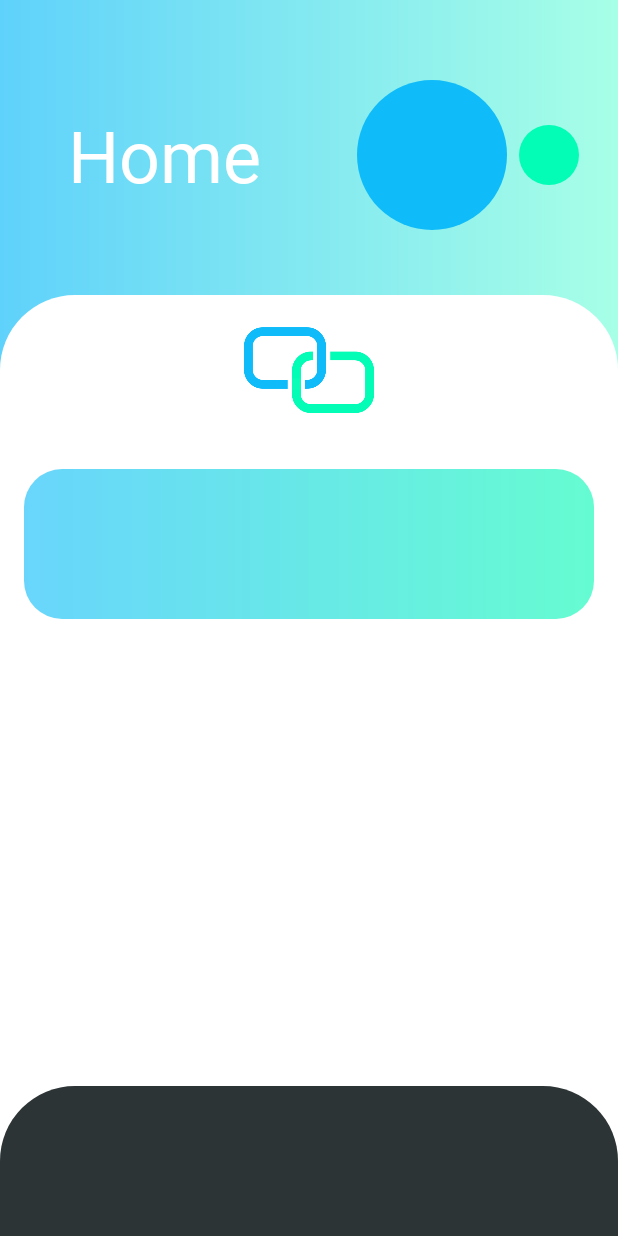
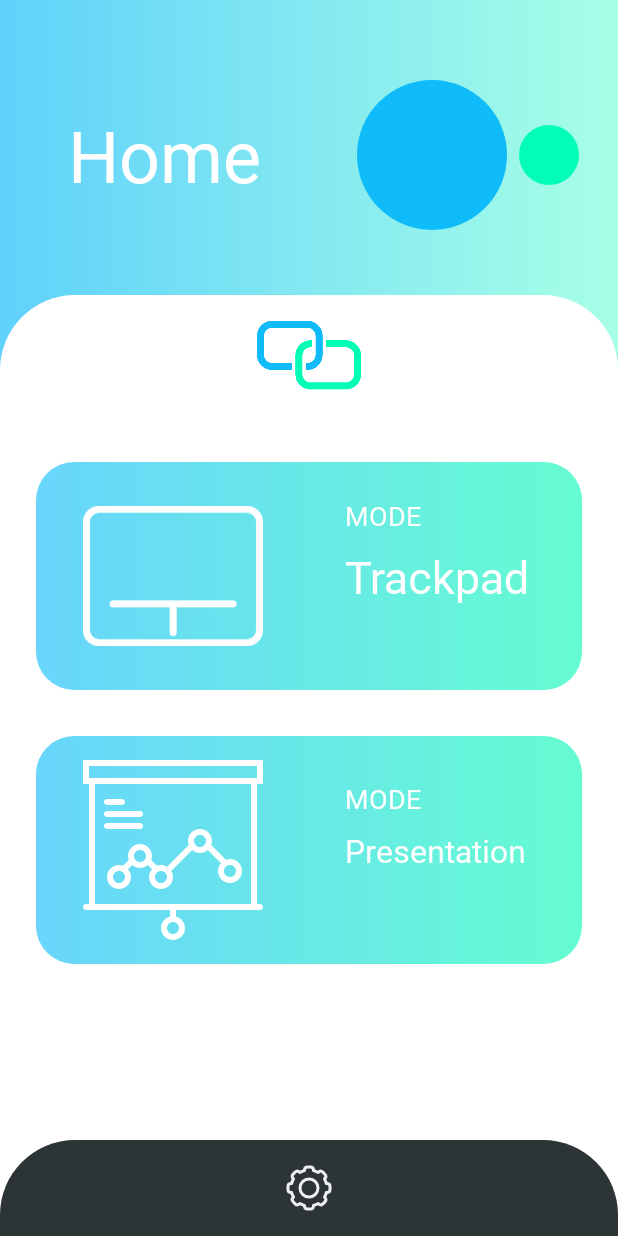
Before and after one commit to namid11/Sync, an Android app: the screen it shows after launch (HomeActivity), on a phone screen of 412 x 824 dp. Run offline under Robolectric (Android 15) with nearby library versions, the phone set to English and light mode, and no system bars; Roboto replaces fonts that are not available here.

Commit message:
fix a little design

```diff
--- /dev/null
+++ b/Sync Android/app/src/main/res/drawable/home_option_button.xml
@@ -0,0 +1,12 @@
+<?xml version="1.0" encoding="utf-8"?>
+<shape xmlns:android="http://schemas.android.com/apk/res/android">
+    <!-- 背景色 -->
+    <solid android:color="@color/colorPrimary" />
+
+    <!-- 角の丸み -->
+    <corners android:radius="36dp" />
+
+    <size android:width="48dp" android:height="48dp" />
+
+    <padding android:left="12dp" android:bottom="12dp" android:right="12dp" android:top="12dp" />
+</shape>
--- /dev/null
+++ b/Sync Android/app/src/main/res/drawable/ic_presentation.xml
@@ -0,0 +1,21 @@
+<vector xmlns:android="http://schemas.android.com/apk/res/android"
+    android:width="60dp"
+    android:height="60dp"
+    android:viewportWidth="60"
+    android:viewportHeight="60">
+  <path
+      android:fillColor="#FFFFFFFF"
+      android:pathData="M60,8V0H0v8h2v40H1c-0.552,0 -1,0.447 -1,1s0.448,1 1,1h1h27v2c0,0.047 0.021,0.088 0.027,0.134C27.293,52.571 26,54.131 26,56c0,2.206 1.794,4 4,4s4,-1.794 4,-4c0,-1.869 -1.293,-3.429 -3.027,-3.866C30.979,52.088 31,52.047 31,52v-2h27h1c0.552,0 1,-0.447 1,-1s-0.448,-1 -1,-1h-1V8H60zM32,56c0,1.103 -0.897,2 -2,2s-2,-0.897 -2,-2s0.897,-2 2,-2S32,54.897 32,56zM2,2h56v4H2V2zM56,48H4V8h52V48z"/>
+  <path
+      android:fillColor="#FFFFFFFF"
+      android:pathData="M8,19h11c0.552,0 1,-0.447 1,-1s-0.448,-1 -1,-1H8c-0.552,0 -1,0.447 -1,1S7.448,19 8,19z"/>
+  <path
+      android:fillColor="#FFFFFFFF"
+      android:pathData="M8,15h5c0.552,0 1,-0.447 1,-1s-0.448,-1 -1,-1H8c-0.552,0 -1,0.447 -1,1S7.448,15 8,15z"/>
+  <path
+      android:fillColor="#FFFFFFFF"
+      android:pathData="M8,23h11c0.552,0 1,-0.447 1,-1s-0.448,-1 -1,-1H8c-0.552,0 -1,0.447 -1,1S7.448,23 8,23z"/>
+  <path
+      android:fillColor="#FFFFFFFF"
+      android:pathData="M15,32c0,0.472 0.097,0.918 0.247,1.339l-1.909,1.908C12.918,35.097 12.472,35 12,35c-2.206,0 -4,1.794 -4,4s1.794,4 4,4s4,-1.794 4,-4c0,-0.997 -0.38,-1.899 -0.986,-2.6l1.385,-1.385C17.101,35.62 18.003,36 19,36s1.899,-0.38 2.6,-0.985l1.385,1.385C22.38,37.101 22,38.003 22,39c0,2.206 1.794,4 4,4s4,-1.794 4,-4c0,-0.74 -0.215,-1.424 -0.567,-2.019l6.967,-6.966C37.101,30.62 38.003,31 39,31s1.899,-0.38 2.6,-0.985l4.386,4.385C45.38,35.101 45,36.003 45,37c0,2.206 1.794,4 4,4s4,-1.794 4,-4s-1.794,-4 -4,-4c-0.472,0 -0.918,0.097 -1.338,0.247l-4.909,-4.908C42.903,27.918 43,27.472 43,27c0,-2.206 -1.794,-4 -4,-4s-4,1.794 -4,4c0,0.472 0.097,0.918 0.247,1.339l-7.228,7.228C27.424,35.215 26.74,35 26,35c-0.472,0 -0.918,0.097 -1.338,0.247l-1.909,-1.908C22.903,32.918 23,32.472 23,32c0,-2.206 -1.794,-4 -4,-4S15,29.794 15,32zM12,41c-1.103,0 -2,-0.897 -2,-2s0.897,-2 2,-2s2,0.897 2,2S13.103,41 12,41zM51,37c0,1.103 -0.897,2 -2,2s-2,-0.897 -2,-2s0.897,-2 2,-2S51,35.897 51,37zM39,25c1.103,0 2,0.897 2,2s-0.897,2 -2,2s-2,-0.897 -2,-2S37.897,25 39,25zM28,39c0,1.103 -0.897,2 -2,2s-2,-0.897 -2,-2s0.897,-2 2,-2S28,37.897 28,39zM21,32c0,1.103 -0.897,2 -2,2s-2,-0.897 -2,-2s0.897,-2 2,-2S21,30.897 21,32z"/>
+</vector>
--- /dev/null
+++ b/Sync Android/app/src/main/res/drawable/trackpad_icon.xml
@@ -0,0 +1,23 @@
+<vector xmlns:android="http://schemas.android.com/apk/res/android"
+    android:width="512dp"
+    android:height="400dp"
+    android:viewportWidth="512"
+    android:viewportHeight="400">
+  <group>
+    <clip-path android:pathData="M0,0h512v400h-512z M 0,0"/>
+    <path
+        android:pathData="M46,10L466,10A36,36 0,0 1,502 46L502,354A36,36 0,0 1,466 390L46,390A36,36 0,0 1,10 354L10,46A36,36 0,0 1,46 10z"
+        android:strokeWidth="20"
+        android:fillColor="#00000000"
+        android:strokeColor="#FFFFFF"/>
+    <path
+        android:pathData="M86,269L427,269A10,10 0,0 1,437 279L437,279A10,10 0,0 1,427 289L86,289A10,10 0,0 1,76 279L76,279A10,10 0,0 1,86 269z"
+        android:fillColor="#FFFFFF"/>
+    <path
+        android:pathData="M256.5,286.5L256.5,360.362"
+        android:strokeWidth="20"
+        android:fillColor="#00000000"
+        android:strokeColor="#FFFFFF"
+        android:strokeLineCap="round"/>
+  </group>
+</vector>
--- a/Sync Android/app/src/main/res/layout/activity_home.xml
+++ b/Sync Android/app/src/main/res/layout/activity_home.xml
@@ -27,21 +27,12 @@
         android:layout_height="wrap_content"
         android:layout_marginEnd="32dp"
         android:fontFamily="@font/baloo_bhai"
-        android:text="Home"
+        android:text="@string/home"
         android:textColor="#FFFFFF"
         android:textSize="48sp"
         app:layout_constraintBottom_toTopOf="@+id/guideline3"
         app:layout_constraintEnd_toStartOf="@+id/guideline4"
         app:layout_constraintTop_toTopOf="@+id/guideline2" />
-
-    <View
-        android:id="@+id/home_option_view"
-        android:layout_width="wrap_content"
-        android:layout_height="100dp"
-        android:background="@drawable/home_panel_rounded_dark"
-        app:layout_constraintBottom_toBottomOf="@+id/home_main_view"
-        app:layout_constraintEnd_toEndOf="parent"
-        app:layout_constraintStart_toStartOf="parent" />
 
     <View
         android:id="@+id/circle_mini"
@@ -87,18 +78,53 @@
     <ImageView
         android:id="@+id/home_sync_icon"
         android:layout_width="0dp"
-        android:layout_height="100dp"
+        android:layout_height="80dp"
         app:layout_constraintEnd_toEndOf="parent"
         app:layout_constraintHorizontal_bias="0.0"
         app:layout_constraintStart_toStartOf="parent"
         app:layout_constraintTop_toTopOf="@+id/home_main_view"
         app:srcCompat="@drawable/sync_icon" />
 
+    <androidx.constraintlayout.widget.ConstraintLayout
+        android:id="@+id/constraintLayout"
+        android:layout_width="0dp"
+        android:layout_height="wrap_content"
+        android:background="@drawable/home_panel_rounded_dark"
+        app:layout_constraintBottom_toBottomOf="parent"
+        app:layout_constraintEnd_toEndOf="parent"
+        app:layout_constraintStart_toStartOf="parent">
+
+        <LinearLayout
+            android:layout_width="match_parent"
+            android:layout_height="match_parent"
+            android:gravity="center_horizontal"
+            android:orientation="horizontal"
+            app:layout_constraintBottom_toBottomOf="parent"
+            app:layout_constraintEnd_toEndOf="parent"
+            app:layout_constraintStart_toStartOf="parent"
+            app:layout_constraintTop_toTopOf="parent">
+
+            <ImageButton
+                android:id="@+id/imageButton"
+                android:layout_width="wrap_content"
+                android:layout_height="wrap_content"
+                android:layout_marginVertical="8dp"
+                android:layout_marginTop="8dp"
+                android:layout_marginBottom="8dp"
+                android:background="#00FFFFFF"
+                android:padding="8dp"
+                android:scaleType="fitCenter"
+                android:src="@drawable/ui_setting"
+                tools:srcCompat="@drawable/ui_setting" />
+        </LinearLayout>
+
+    </androidx.constraintlayout.widget.ConstraintLayout>
+
     <ScrollView
         android:layout_width="0dp"
         android:layout_height="0dp"
         android:layout_marginTop="16dp"
-        app:layout_constraintBottom_toTopOf="@+id/home_option_view"
+        app:layout_constraintBottom_toTopOf="@+id/constraintLayout"
         app:layout_constraintEnd_toEndOf="parent"
         app:layout_constraintStart_toStartOf="parent"
         app:layout_constraintTop_toBottomOf="@+id/home_sync_icon">
@@ -106,23 +132,117 @@
         <LinearLayout
             android:layout_width="match_parent"
             android:layout_height="wrap_content"
+            android:gravity="center_horizontal"
             android:orientation="vertical">
 
             <androidx.constraintlayout.widget.ConstraintLayout
+                android:id="@+id/trackpad_constraintView"
                 android:layout_width="match_parent"
-                android:layout_height="match_parent">
+                android:layout_height="wrap_content"
+                android:layout_marginHorizontal="24dp"
+                android:layout_marginVertical="15dp"
+                android:background="@drawable/home_card">
 
-                <View
-                    android:id="@+id/home_trackpad_card"
-                    android:layout_width="match_parent"
-                    android:layout_height="100dp"
-                    android:layout_marginHorizontal="16dp"
-                    android:layout_marginStart="16dp"
-                    android:layout_marginEnd="16dp"
-                    android:background="@drawable/home_card"
+                <ImageView
+                    android:id="@+id/home_trackpadImageView"
+                    android:layout_width="120dp"
+                    android:layout_height="120dp"
+                    android:layout_marginStart="24dp"
+                    android:layout_marginTop="16dp"
+                    android:layout_marginEnd="24dp"
+                    android:layout_marginBottom="16dp"
                     app:layout_constraintBottom_toBottomOf="parent"
-                    app:layout_constraintEnd_toEndOf="parent"
+                    app:layout_constraintEnd_toStartOf="@+id/guideline5"
                     app:layout_constraintStart_toStartOf="parent"
+                    app:layout_constraintTop_toTopOf="parent"
+                    app:srcCompat="@drawable/trackpad_icon" />
+
+                <TextView
+                    android:id="@+id/textView3"
+                    android:layout_width="wrap_content"
+                    android:layout_height="wrap_content"
+                    android:fontFamily="@font/baloo_bhai"
+                    android:text="@string/trackpad"
+                    android:textColor="#FFFFFF"
+                    android:textSize="30sp"
+                    app:layout_constraintBottom_toBottomOf="parent"
+                    app:layout_constraintStart_toStartOf="@+id/textView4"
+                    app:layout_constraintTop_toTopOf="parent" />
+
+                <TextView
+                    android:id="@+id/textView4"
+                    android:layout_width="wrap_content"
+                    android:layout_height="wrap_content"
+                    android:layout_marginStart="24dp"
+                    android:layout_marginBottom="8dp"
+                    android:fontFamily="@font/baloo_bhai"
+                    android:text="MODE"
+                    android:textColor="#FFFFFF"
+                    android:textSize="18sp"
+                    app:layout_constraintBottom_toTopOf="@+id/textView3"
+                    app:layout_constraintStart_toStartOf="@+id/guideline5" />
+
+                <androidx.constraintlayout.widget.Guideline
+                    android:id="@+id/guideline5"
+                    android:layout_width="wrap_content"
+                    android:layout_height="wrap_content"
+                    android:orientation="vertical"
+                    app:layout_constraintGuide_percent="0.5" />
+
+            </androidx.constraintlayout.widget.ConstraintLayout>
+
+            <androidx.constraintlayout.widget.ConstraintLayout
+                android:id="@+id/presentation_constrainView"
+                android:layout_width="match_parent"
+                android:layout_height="wrap_content"
+                android:layout_marginHorizontal="24dp"
+                android:layout_marginVertical="15dp"
+                android:background="@drawable/home_card">
+
+                <ImageView
+                    android:id="@+id/imageView2"
+                    android:layout_width="120dp"
+                    android:layout_height="120dp"
+                    android:layout_marginStart="24dp"
+                    android:layout_marginTop="16dp"
+                    android:layout_marginEnd="24dp"
+                    android:layout_marginBottom="16dp"
+                    app:layout_constraintBottom_toBottomOf="parent"
+                    app:layout_constraintEnd_toStartOf="@+id/guideline6"
+                    app:layout_constraintStart_toStartOf="parent"
+                    app:layout_constraintTop_toTopOf="parent"
+                    app:srcCompat="@drawable/ic_presentation" />
+
+                <androidx.constraintlayout.widget.Guideline
+                    android:id="@+id/guideline6"
+                    android:layout_width="wrap_content"
+                    android:layout_height="wrap_content"
+                    android:orientation="vertical"
+                    app:layout_constraintGuide_percent="0.5" />
+
+                <TextView
+                    android:id="@+id/textView5"
+                    android:layout_width="wrap_content"
+                    android:layout_height="wrap_content"
+                    android:layout_marginStart="24dp"
+                    android:layout_marginBottom="8dp"
+                    android:fontFamily="@font/baloo_bhai"
+                    android:text="MODE"
+                    android:textColor="#FFFFFF"
+                    android:textSize="18sp"
+                    app:layout_constraintBottom_toTopOf="@+id/textView6"
+                    app:layout_constraintStart_toStartOf="@+id/guideline6" />
+
+                <TextView
+                    android:id="@+id/textView6"
+                    android:layout_width="wrap_content"
+                    android:layout_height="wrap_content"
+                    android:fontFamily="@font/baloo_bhai"
+                    android:text="Presentation"
+                    android:textColor="#FFFFFF"
+                    android:textSize="21sp"
+                    app:layout_constraintBottom_toBottomOf="parent"
+                    app:layout_constraintStart_toStartOf="@+id/textView5"
                     app:layout_constraintTop_toTopOf="parent" />
             </androidx.constraintlayout.widget.ConstraintLayout>
 
--- a/Sync Android/app/src/main/res/values/strings.xml
+++ b/Sync Android/app/src/main/res/values/strings.xml
@@ -2,4 +2,6 @@
     <string name="app_name">Sync</string>
     <string name="upload">更新</string>
     <string name="no_title"></string>
+    <string name="trackpad">Trackpad</string>
+    <string name="home">Home</string>
 </resources>
```
